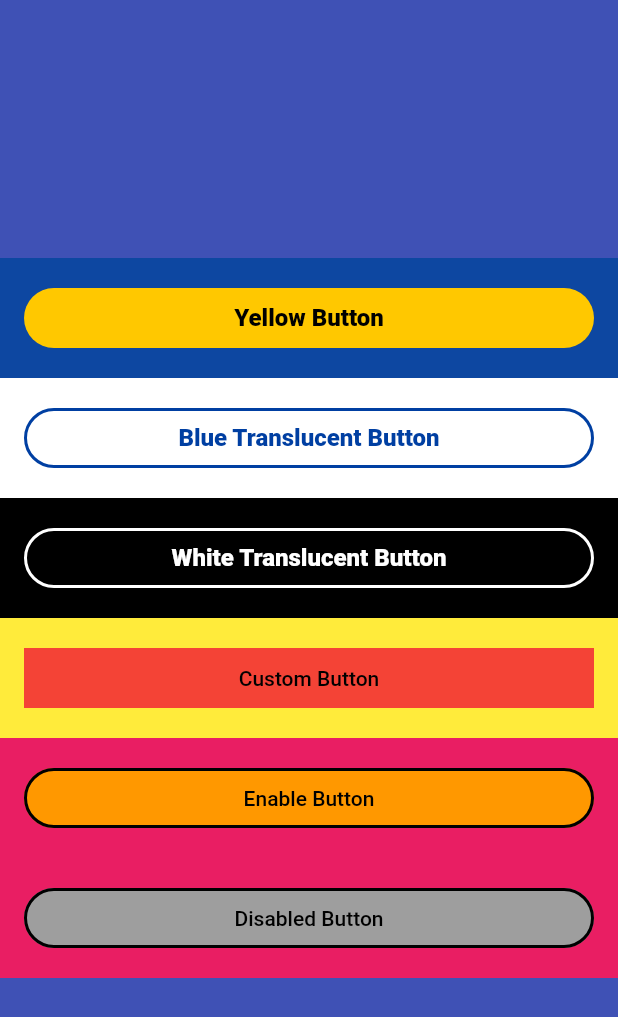
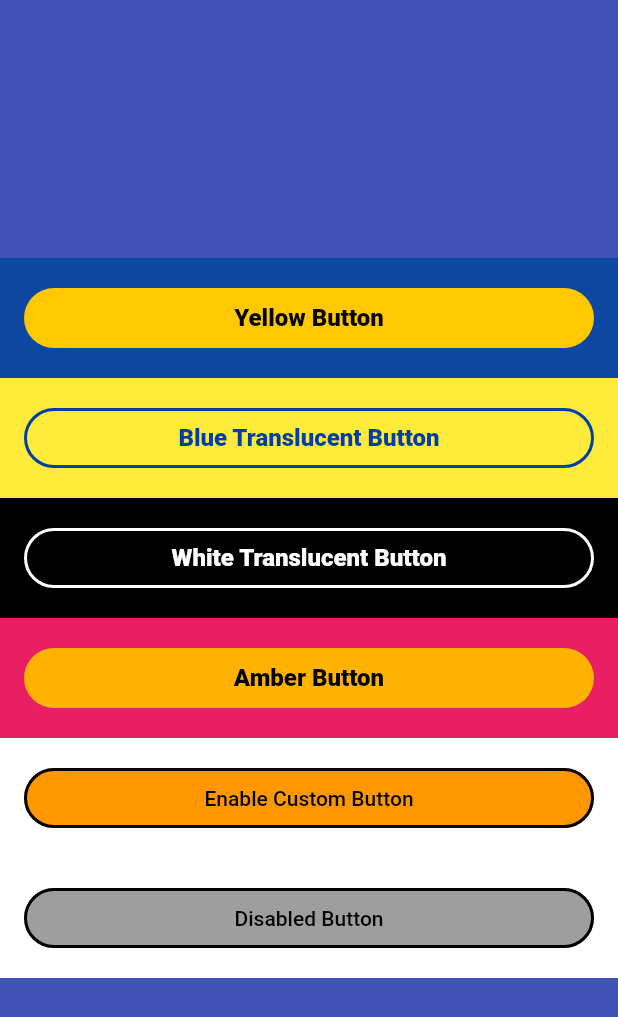
Before and after one commit to lcsvcn/ripple_button, a Flutter app: the screen it shows after launch, on a phone screen of 412 x 824 dp. Shown: the top 1017 px of the screen. Run offline on Flutter 3.47's test engine with Material 2 defaults, Android fonts, the phone set to English and light mode, and no system bars; our stand-ins replace another_flushbar.

Commit message:
improved example

```diff
--- a/example/lib/main.dart
+++ b/example/lib/main.dart
@@ -64,7 +64,7 @@ class _MyHomePageState extends State<MyHomePage> {
               ),
             ),
             Container(
-              color: Colors.white,
+              color: Colors.yellow,
               child: RippleButton(
                 text: "Blue Translucent Button",
                 padding: EdgeInsets.all(16),
@@ -84,27 +84,22 @@ class _MyHomePageState extends State<MyHomePage> {
               ),
             ),
             Container(
-              color: Colors.yellow,
+              color: Colors.pink,
               child: RippleButton(
-                text: "Custom Button",
+                type: RippleButtonType.AMBER,
+                text: "Amber Button",
                 padding: EdgeInsets.all(16),
-                style: RippleButtonStyle(
-                  color: RippleButtonColor(
-                    background: Colors.red,
-                  ),
-                  text: TextStyle(
-                    color: Colors.white,
-                  ),
-                ),
                 onPressed: () {
-                  _showFlushbar("Clicked Custom Button");
+                  _showFlushbar("Clicked Amber Button");
                 },
               ),
             ),
             Container(
-              color: Colors.pink,
+              color: Colors.white,
               child: RippleButton(
-                text: isEnabled ? "Disable Button" : "Enable Button",
+                text: isEnabled
+                    ? "Disable Custom Button"
+                    : "Enable Custom Button",
                 padding: EdgeInsets.all(16),
                 style: RippleButtonStyle(
                   color: RippleButtonColor(
@@ -129,7 +124,7 @@ class _MyHomePageState extends State<MyHomePage> {
               ),
             ),
             Container(
-              color: Colors.pink,
+              color: Colors.white,
               child: RippleButton(
                 isEnabled: isEnabled,
                 text: isEnabled ? "Enabled Button" : "Disabled Button",
```
